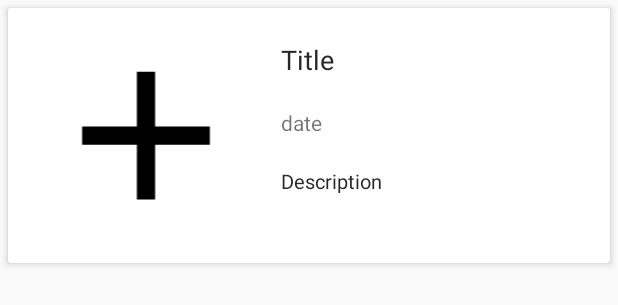
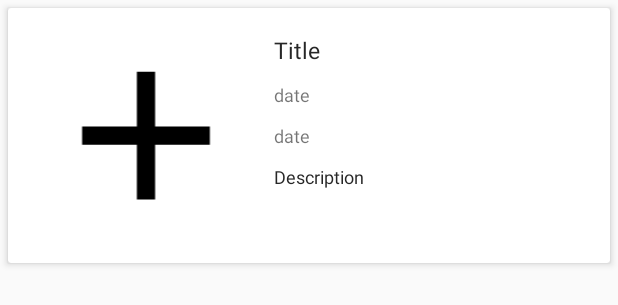
Before and after one commit to cheapholidayticket/Student-Hub, an Android app: the layout alljobpost.xml on its own in the app's theme, with its tools: preview values and no code run, on a phone screen of 412 x 824 dp. Shown: the top 305 px of the screen. Run offline under Robolectric (Android 15) with nearby library versions, the phone set to English and light mode, and no system bars.

Commit message:
AllJobActivity.java - Update to show date and timeAgo PostJobActivity.java - Updated toolbar

```diff
--- a/app/src/main/java/com/example/jobportalapp/AllJobActivity.java
+++ b/app/src/main/java/com/example/jobportalapp/AllJobActivity.java
@@ -113,7 +113,7 @@ public class AllJobActivity extends AppCompatActivity {
             @Override
             protected void onBindViewHolder(@NonNull AllViewHolder holder, int position, @NonNull final Data model) {
                 holder.mTitle.setText(model.getTitle());
-//                holder.mDate.setText(model.getDate());
+                holder.mDate.setText(model.getDate());
                 holder.mDescription.setText(model.getDescription());
                 Picasso.get().load(model.getImageUrl()).into(holder.imageView);
 
@@ -141,7 +141,7 @@ public class AllJobActivity extends AppCompatActivity {
 
                         Intent intent = new Intent(getApplicationContext(), ViewNotice.class);
                         intent.putExtra("title", model.getTitle());
-//                        intent.putExtra("date", model.getDate());
+                        intent.putExtra("date", model.getDate());
                         intent.putExtra("description", model.getDescription());
                         startActivity(intent);
 
--- a/app/src/main/java/com/example/jobportalapp/PostJobActivity.java
+++ b/app/src/main/java/com/example/jobportalapp/PostJobActivity.java
@@ -8,6 +8,7 @@ import android.view.ViewGroup;
 
 import androidx.annotation.NonNull;
 import androidx.appcompat.app.AppCompatActivity;
+import androidx.appcompat.widget.Toolbar;
 import androidx.recyclerview.widget.LinearLayoutManager;
 import androidx.recyclerview.widget.RecyclerView;
 
@@ -24,9 +25,8 @@ import com.squareup.picasso.Picasso;
 public class PostJobActivity extends AppCompatActivity {
 
     private FloatingActionButton floatingActionButton_postjob;
-
+    private Toolbar toolbar;
     //recycler view
-
     private RecyclerView recyclerView;
 
     //firebase
@@ -39,6 +39,8 @@ public class PostJobActivity extends AppCompatActivity {
     protected void onCreate(Bundle savedInstanceState) {
         super.onCreate(savedInstanceState);
         setContentView(R.layout.activity_post_job);
+        toolbar = findViewById(R.id.myToolbar);
+        setSupportActionBar(toolbar);
 
         floatingActionButton_postjob = findViewById(R.id.floatingActionButton);
 
--- a/app/src/main/res/layout/activity_post_job.xml
+++ b/app/src/main/res/layout/activity_post_job.xml
@@ -7,6 +7,8 @@
     android:layout_height="match_parent"
     android:orientation="vertical"
     tools:context=".PostJobActivity">
+    <include
+        layout="@layout/toolbar"/>
 
 
 
@@ -18,7 +20,8 @@
         <LinearLayout
             android:layout_width="match_parent"
             android:layout_height="match_parent"
-            android:orientation="vertical">
+            android:orientation="vertical"
+            android:layout_marginTop="60dp">
 
             <androidx.recyclerview.widget.RecyclerView
                 android:id="@+id/recycler_job_post_id"
--- a/app/src/main/res/layout/alljobpost.xml
+++ b/app/src/main/res/layout/alljobpost.xml
@@ -28,10 +28,10 @@
             android:layout_width="wrap_content"
             android:layout_height="wrap_content"
             android:fontFamily="sans-serif"
+            android:padding="5dp"
             android:text="Title"
-            android:padding="10dp"
             android:textColor="@color/colorAccent"
-            android:textSize="18sp" />
+            android:textSize="15sp"/>
 
         <TextView
             android:id="@+id/notice_description_alljobpost"
@@ -42,18 +42,29 @@
             android:fontFamily="sans-serif"
             android:textAppearance="@style/TextAppearance.AppCompat.Small"
             android:text="Description"
-            android:padding="10dp"
             android:textColor="@color/colorAccent"
-            android:textSize="13sp"/>
+            android:textSize="12sp"
+            android:padding="5dp"/>
+
+            <TextView
+            android:id="@+id/timeAgo_alljobpost"
+            android:layout_width="match_parent"
+            android:layout_height="wrap_content"
+            android:text="date"
+            android:textSize="12sp"
+            android:padding="5dp"
+            android:layout_toRightOf="@id/imageViewAdd_alljobpost"
+            android:layout_below="@id/notice_title_alljobpost"/>
 
             <TextView
             android:id="@+id/notice_date_alljobpost"
             android:layout_width="match_parent"
             android:layout_height="wrap_content"
             android:text="date"
-            android:padding="10dp"
+            android:textSize="12sp"
+            android:padding="5dp"
             android:layout_toRightOf="@id/imageViewAdd_alljobpost"
-            android:layout_below="@id/notice_title_alljobpost"/>
+            android:layout_below="@id/timeAgo_alljobpost"/>
 
     </RelativeLayout>
 </androidx.cardview.widget.CardView>
--- a/app/src/main/res/layout/toolbar.xml
+++ b/app/src/main/res/layout/toolbar.xml
@@ -2,6 +2,7 @@
 <androidx.appcompat.widget.Toolbar xmlns:android="http://schemas.android.com/apk/res/android"
     android:layout_width="match_parent"
     android:layout_height="wrap_content"
-    android:elevation="4dp">
+    android:elevation="4dp"
+    android:id="@+id/myToolbar">
 
 </androidx.appcompat.widget.Toolbar>
```
